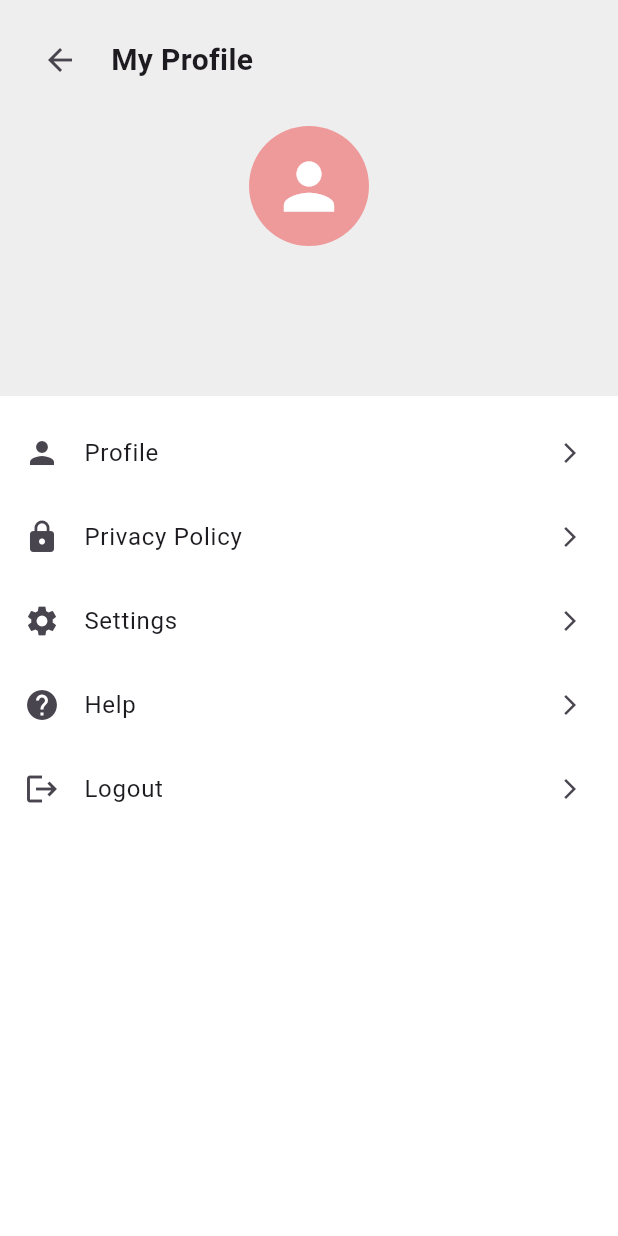
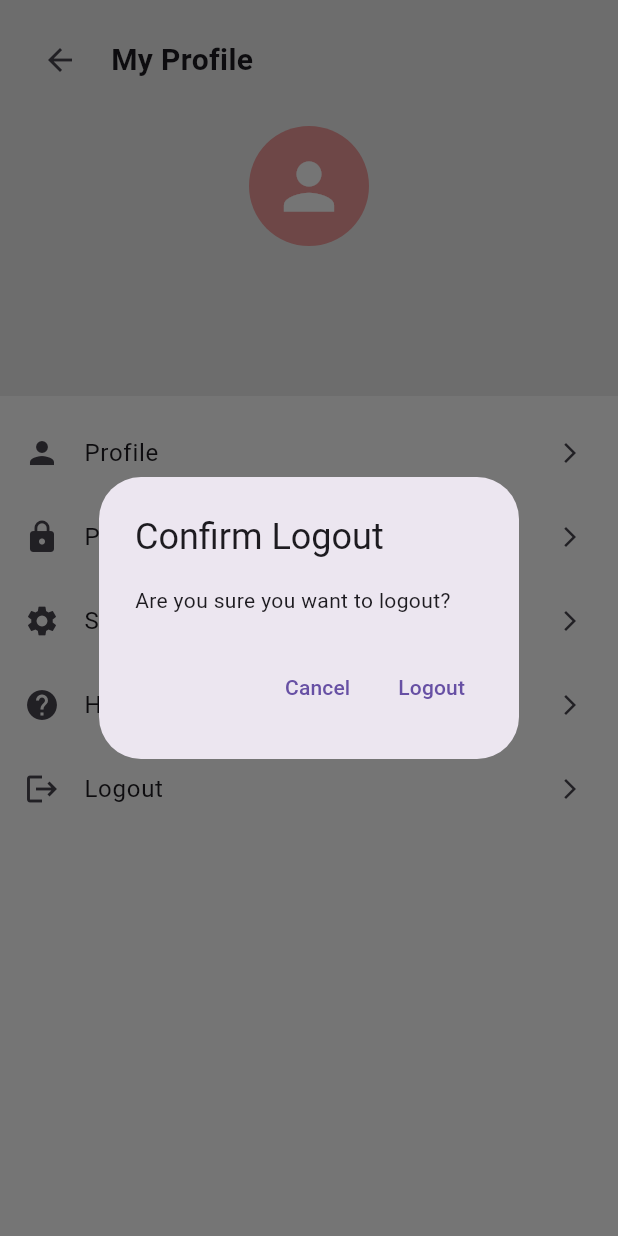
Before and after one commit to Ofori01/swift-aid-mobile-user, a Flutter app: the ProfileScreen screen opened directly, after a tap on "Logout", on a phone screen of 412 x 824 dp. Run offline on Flutter 3.47's test engine with Material 3 defaults, Android fonts, the phone set to English and light mode, and no system bars; our stand-ins replace geocoding, geolocator, google_maps_flutter, image_picker, lottie, pin_code_fields and 1 more; accounts and stored records are empty; project files that could hold a hidden picture were left out.

Commit message:
Added logout functionality

```diff
--- a/swiftaid_user/lib/screens/dashboard/profile_screen.dart
+++ b/swiftaid_user/lib/screens/dashboard/profile_screen.dart
@@ -1,5 +1,6 @@
 import 'package:flutter/material.dart';
 import 'package:shared_preferences/shared_preferences.dart';
+import 'package:swiftaid_user/screens/onboarding/onboarding_screens.dart';
 import './settings_screen.dart';
 import './main_tabs.dart';
 import './privacyPolicy_screen.dart';
@@ -30,6 +31,17 @@ class _ProfileScreenState extends State<ProfileScreen> {
       email = prefs.getString('userEmail') ?? '';
       phone = prefs.getString('userPhone') ?? '';
     });
+  }
+
+  Future<void> logout(BuildContext context) async {
+    final prefs = await SharedPreferences.getInstance();
+    await prefs.clear();
+
+    Navigator.pushAndRemoveUntil(
+      context,
+      MaterialPageRoute(builder: (_) => const OnboardingScreen()),
+      (route) => false,
+    );
   }
 
   @override
@@ -101,7 +113,27 @@ class _ProfileScreenState extends State<ProfileScreen> {
                     );
                   }),
                   _buildMenuItem(icon: Icons.help, title: "Help", onTap: () {}),
-                  _buildMenuItem(icon: Icons.logout, title: "Logout", onTap: () {}),
+                  _buildMenuItem(
+                    icon: Icons.logout,
+                    title: "Logout",
+                    onTap: () async {
+                      final shouldLogout = await showDialog<bool>(
+                        context: context,
+                        builder: (context) => AlertDialog(
+                          title: const Text("Confirm Logout"),
+                          content: const Text("Are you sure you want to logout?"),
+                          actions: [
+                            TextButton(onPressed: () => Navigator.pop(context, false), child: const Text("Cancel")),
+                            TextButton(onPressed: () => Navigator.pop(context, true), child: const Text("Logout")),
+                          ],
+                        ),
+                      );
+
+                      if (shouldLogout ?? false) {
+                        await logout(context);
+                      }
+                    },
+                  ),
                 ],
               ),
             )
```
